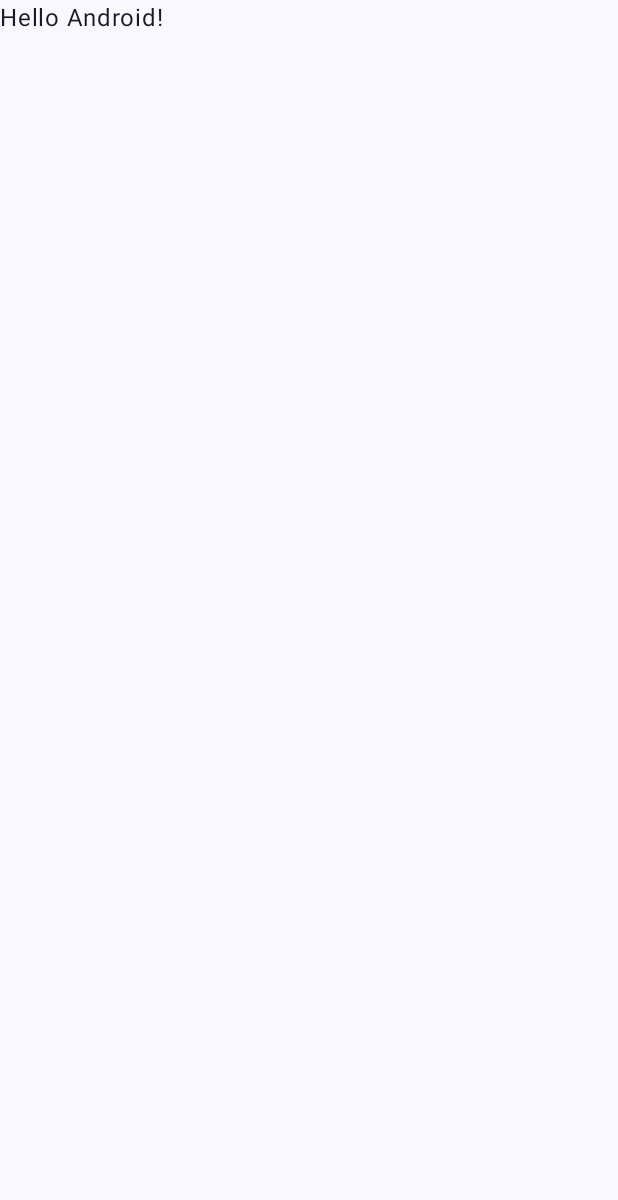
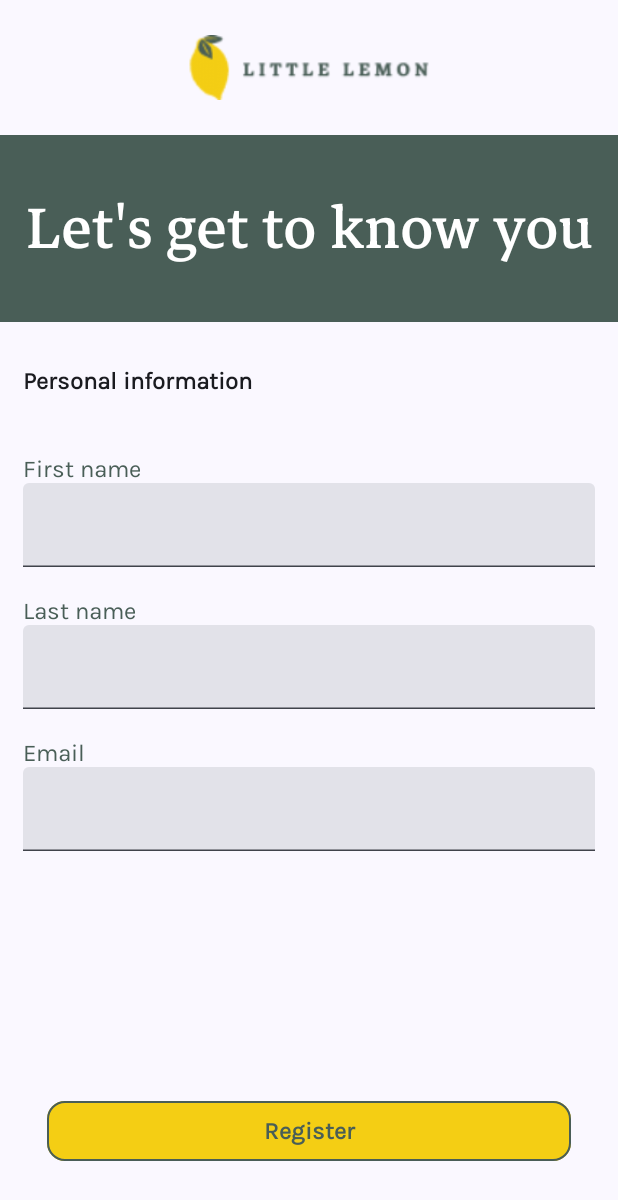
Before and after one commit to spezio98/little-lemon, an Android app built with Jetpack Compose: the screen it shows after launch (MainActivity), on a phone screen of 412 x 824 dp. Before the commit the part shown is almost empty. Shown: the top 1200 px of the screen. Run offline under Robolectric (Android 15) with nearby library versions, the phone set to English and light mode, and no system bars.

Commit message:
feat: added Onboarding screen and theme components
This feature include:
- added Onboarding screen and related composables
- added Colors and Fonts, adapting Theme and Typography
- added logo image
- added strings

```diff
--- a/app/src/main/java/com/example/littlelemon/MainActivity.kt
+++ b/app/src/main/java/com/example/littlelemon/MainActivity.kt
@@ -7,10 +7,7 @@ import androidx.activity.enableEdgeToEdge
 import androidx.compose.foundation.layout.fillMaxSize
 import androidx.compose.foundation.layout.padding
 import androidx.compose.material3.Scaffold
-import androidx.compose.material3.Text
-import androidx.compose.runtime.Composable
 import androidx.compose.ui.Modifier
-import androidx.compose.ui.tooling.preview.Preview
 import com.example.littlelemon.ui.theme.LittleLemonTheme
 
 class MainActivity : ComponentActivity() {
@@ -20,8 +17,7 @@ class MainActivity : ComponentActivity() {
         setContent {
             LittleLemonTheme {
                 Scaffold( modifier = Modifier.fillMaxSize() ) { innerPadding ->
-                    Greeting(
-                        name = "Android",
+                    Onboarding(
                         modifier = Modifier.padding(innerPadding)
                     )
                 }
@@ -29,19 +25,3 @@ class MainActivity : ComponentActivity() {
         }
     }
 }
-
-@Composable
-fun Greeting(name: String, modifier: Modifier = Modifier) {
-    Text(
-        text = "Hello $name!",
-        modifier = modifier
-    )
-}
-
-@Preview(showBackground = true)
-@Composable
-fun GreetingPreview() {
-    LittleLemonTheme {
-        Greeting("Android")
-    }
-}
--- /dev/null
+++ b/app/src/main/java/com/example/littlelemon/Onboarding.kt
@@ -0,0 +1,191 @@
+package com.example.littlelemon
+
+import androidx.compose.foundation.BorderStroke
+import androidx.compose.foundation.Image
+import androidx.compose.foundation.background
+import androidx.compose.foundation.layout.Box
+import androidx.compose.foundation.layout.Column
+import androidx.compose.foundation.layout.Spacer
+import androidx.compose.foundation.layout.fillMaxSize
+import androidx.compose.foundation.layout.fillMaxWidth
+import androidx.compose.foundation.layout.padding
+import androidx.compose.foundation.layout.size
+import androidx.compose.material3.Button
+import androidx.compose.material3.ButtonDefaults
+import androidx.compose.material3.MaterialTheme
+import androidx.compose.material3.Text
+import androidx.compose.material3.TextField
+import androidx.compose.runtime.Composable
+import androidx.compose.runtime.mutableStateOf
+import androidx.compose.runtime.remember
+import androidx.compose.ui.Modifier
+import androidx.compose.ui.graphics.Color
+import androidx.compose.ui.res.painterResource
+import androidx.compose.ui.res.stringResource
+import androidx.compose.ui.text.style.TextAlign
+import androidx.compose.ui.tooling.preview.Preview
+import androidx.compose.ui.unit.dp
+import com.example.littlelemon.ui.theme.Primary
+import androidx.compose.runtime.getValue
+import androidx.compose.runtime.setValue
+import androidx.compose.ui.Alignment
+import com.example.littlelemon.ui.theme.Secondary
+
+@Composable
+fun Onboarding(modifier: Modifier) {
+    Column(
+        //verticalArrangement = Arrangement.Top,
+        horizontalAlignment = Alignment.CenterHorizontally,
+        modifier = modifier.fillMaxWidth()
+    ) {
+        Logo()
+        OnboardingTitle()
+        OnboardingForm()
+    }
+}
+
+@Preview(showBackground = true)
+@Composable
+fun OnboardingPreview() {
+    Onboarding(Modifier)
+}
+
+@Composable
+fun Logo() {
+    Image(
+        painter = painterResource(id = R.drawable.logo),
+        contentDescription = "Little Lemon Logo",
+        modifier = Modifier
+            .padding(vertical = 20.dp)
+            .size(width = 200.dp, height = 50.dp)
+
+    )
+}
+
+@Preview(showBackground = true)
+@Composable
+fun LogoPreview() {
+    Logo()
+}
+
+@Composable
+fun OnboardingTitle() {
+    Text(
+        text = stringResource(R.string.onboarding_title),
+        style = MaterialTheme.typography.titleLarge,
+        textAlign = TextAlign.Center,
+        color = Color.White,
+        modifier = Modifier
+            .fillMaxWidth()
+            .background(color = Primary)
+            .padding(vertical = 30.dp)
+    )
+}
+
+@Preview(showBackground = true)
+@Composable
+fun OnboardingTitlePreview() {
+    OnboardingTitle()
+}
+
+@Composable
+fun OnboardingForm() {
+
+    var firstName by remember { mutableStateOf("") }
+    var lastName by remember { mutableStateOf("") }
+    var email by remember { mutableStateOf("") }
+
+    Column(
+        modifier = Modifier
+            .fillMaxSize()
+            .padding(horizontal = 15.dp, vertical = 30.dp)
+    ) {
+        //Title
+        Text(
+            text = stringResource(R.string.onboarding_form_title),
+            style = MaterialTheme.typography.labelLarge,
+            modifier = Modifier.fillMaxWidth()
+        )
+        Spacer(modifier = Modifier
+            .fillMaxWidth()
+            .padding(vertical = 20.dp))
+
+        //first name
+        Text(
+            text = stringResource(R.string.onboarding_first_name),
+            style = MaterialTheme.typography.bodySmall,
+            modifier = Modifier.fillMaxWidth()
+        )
+        TextField(
+            value = firstName,
+            textStyle = MaterialTheme.typography.bodySmall,
+            onValueChange = {
+                firstName = it
+            },
+            modifier = Modifier.fillMaxWidth()
+        )
+        Spacer(modifier = Modifier
+            .fillMaxWidth()
+            .padding(vertical = 10.dp))
+
+        //last name
+        Text(
+            text = stringResource(R.string.onboarding_last_name),
+            style = MaterialTheme.typography.bodySmall,
+            modifier = Modifier.fillMaxWidth()
+        )
+        TextField(
+            value = lastName,
+            textStyle = MaterialTheme.typography.bodySmall,
+            onValueChange = {
+                lastName = it
+            },
+            modifier = Modifier.fillMaxWidth()
+        )
+        Spacer(modifier = Modifier
+            .fillMaxWidth()
+            .padding(vertical = 10.dp))
+
+        //email
+        Text(
+            text = stringResource(R.string.onboarding_email),
+            style = MaterialTheme.typography.bodySmall,
+            modifier = Modifier.fillMaxWidth()
+        )
+        TextField(
+            value = email,
+            textStyle = MaterialTheme.typography.bodySmall,
+            onValueChange = {
+                email = it
+            },
+            modifier = Modifier.fillMaxWidth()
+        )
+
+        //Button
+        Box(
+            modifier = Modifier.fillMaxSize()
+        ) {
+            Button(
+                onClick = {},
+                colors = ButtonDefaults.buttonColors(
+                    containerColor = Secondary,
+                    contentColor = Primary
+                ),
+                shape = MaterialTheme.shapes.medium,
+                border = BorderStroke(width = 1.dp, color = Primary),
+                modifier = Modifier
+                    .fillMaxWidth()
+                    .align(Alignment.BottomCenter)
+                    .padding(16.dp)
+            ) {
+                Text(text = stringResource(R.string.onboarding_register_button_text))
+            }
+        }
+    }
+}
+
+@Preview(showBackground = true)
+@Composable
+fun OnboardingFormPreview() {
+    OnboardingForm()
+}
--- a/app/src/main/java/com/example/littlelemon/ui/theme/Color.kt
+++ b/app/src/main/java/com/example/littlelemon/ui/theme/Color.kt
@@ -2,10 +2,5 @@ package com.example.littlelemon.ui.theme
 
 import androidx.compose.ui.graphics.Color
 
-val Purple80 = Color(0xFFD0BCFF)
-val PurpleGrey80 = Color(0xFFCCC2DC)
-val Pink80 = Color(0xFFEFB8C8)
-
-val Purple40 = Color(0xFF6650a4)
-val PurpleGrey40 = Color(0xFF625b71)
-val Pink40 = Color(0xFF7D5260)
+val Primary = Color(0xFF495E57)
+val Secondary = Color(0xFFF4CE14)
--- a/app/src/main/java/com/example/littlelemon/ui/theme/Theme.kt
+++ b/app/src/main/java/com/example/littlelemon/ui/theme/Theme.kt
@@ -1,6 +1,5 @@
 package com.example.littlelemon.ui.theme
 
-import android.app.Activity
 import android.os.Build
 import androidx.compose.foundation.isSystemInDarkTheme
 import androidx.compose.material3.MaterialTheme
@@ -10,17 +9,21 @@ import androidx.compose.material3.dynamicLightColorScheme
 import androidx.compose.material3.lightColorScheme
 import androidx.compose.runtime.Composable
 import androidx.compose.ui.platform.LocalContext
+import androidx.compose.ui.text.font.Font
+import androidx.compose.ui.text.font.FontFamily
+import androidx.compose.ui.text.font.FontWeight
+import com.example.littlelemon.R
 
 private val DarkColorScheme = darkColorScheme(
-    primary = Purple80,
-    secondary = PurpleGrey80,
-    tertiary = Pink80
+    primary = Primary,
+    secondary = Secondary,
+    tertiary = Secondary
 )
 
 private val LightColorScheme = lightColorScheme(
-    primary = Purple40,
-    secondary = PurpleGrey40,
-    tertiary = Pink40
+    primary = Primary,
+    secondary = Secondary,
+    tertiary = Secondary
 
     /* Other default colors to override
     background = Color(0xFFFFFBFE),
@@ -31,6 +34,14 @@ private val LightColorScheme = lightColorScheme(
     onBackground = Color(0xFF1C1B1F),
     onSurface = Color(0xFF1C1B1F),
     */
+)
+
+val karlaFont = FontFamily(
+    Font(R.font.karla_regular, FontWeight.Normal)
+)
+
+val markaziFont = FontFamily(
+    Font(R.font.markazitext_regular, FontWeight.Normal)
 )
 
 @Composable
--- a/app/src/main/java/com/example/littlelemon/ui/theme/Type.kt
+++ b/app/src/main/java/com/example/littlelemon/ui/theme/Type.kt
@@ -2,19 +2,61 @@ package com.example.littlelemon.ui.theme
 
 import androidx.compose.material3.Typography
 import androidx.compose.ui.text.TextStyle
-import androidx.compose.ui.text.font.FontFamily
 import androidx.compose.ui.text.font.FontWeight
 import androidx.compose.ui.unit.sp
 
 // Set of Material typography styles to start with
 val Typography = Typography(
+    //Display title
+    titleLarge = TextStyle(
+        fontFamily = markaziFont,
+        fontWeight = FontWeight.Medium,
+        fontSize = 54.sp
+    ),
+    //Sub title
+    titleMedium = TextStyle(
+        fontFamily = markaziFont,
+        fontWeight = FontWeight.Normal,
+        fontSize = 40.sp
+    ),
+    //section title, to make uppercase
+    titleSmall = TextStyle(
+        fontFamily = karlaFont,
+        fontWeight = FontWeight.ExtraBold,
+        fontSize = 20.sp
+    ),
+    //Section categories
+    labelLarge = TextStyle(
+        fontFamily = karlaFont,
+        fontWeight = FontWeight.ExtraBold,
+        fontSize = 16.sp
+    ),
+    //card title
+    labelMedium = TextStyle(
+        fontFamily = karlaFont,
+        fontWeight = FontWeight.Bold,
+        fontSize = 18.sp
+    ),
+    //lead text
     bodyLarge = TextStyle(
-        fontFamily = FontFamily.Default,
+        fontFamily = karlaFont,
+        fontWeight = FontWeight.Medium,
+        fontSize = 18.sp
+    ),
+    //highlight text
+    bodyMedium = TextStyle(
+        fontFamily = karlaFont,
+        fontWeight = FontWeight.Medium,
+        fontSize = 16.sp,
+        color = Primary
+    ),
+    //paragraph text
+    bodySmall = TextStyle(
+        fontFamily = karlaFont,
         fontWeight = FontWeight.Normal,
         fontSize = 16.sp,
-        lineHeight = 24.sp,
-        letterSpacing = 0.5.sp
-    )
+        color = Primary
+    ),
     /* Other default text styles to override
     titleLarge = TextStyle(
         fontFamily = FontFamily.Default,
--- a/app/src/main/res/values/strings.xml
+++ b/app/src/main/res/values/strings.xml
@@ -1,3 +1,9 @@
 <resources>
     <string name="app_name">LittleLemon</string>
+    <string name="onboarding_title">Let\'s get to know you</string>
+    <string name="onboarding_form_title">Personal information</string>
+    <string name="onboarding_first_name">First name</string>
+    <string name="onboarding_last_name">Last name</string>
+    <string name="onboarding_register_button_text">Register</string>
+    <string name="onboarding_email">Email</string>
 </resources>
```
Also changed, not shown: app/src/main/res/drawable/logo.png (added), app/src/main/res/font/karla_regular.ttf (added), app/src/main/res/font/markazitext_regular.ttf (added).
